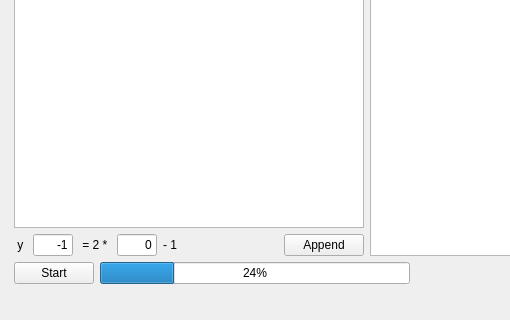
Qt form python_src/30_tensor_flow_ex/ex01_y_2x_1/tf_104_y_2x_1_qt.ui (openvisual/open-visual-machine-learning) before a commit; both pictures show x 0 to 510 and y 244 to 564 of the 734 by 564 pixel window.
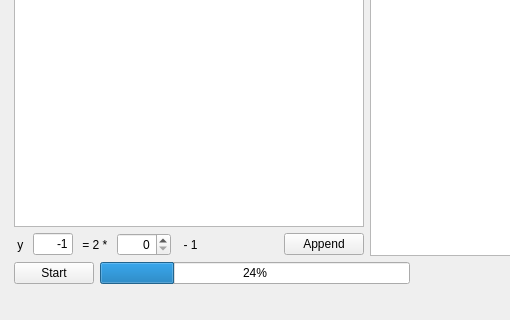
The same form after that commit.

Diff of the .ui file:
```diff
--- a/python_src/30_tensor_flow_ex/ex01_y_2x_1/tf_104_y_2x_1_qt.ui
+++ b/python_src/30_tensor_flow_ex/ex01_y_2x_1/tf_104_y_2x_1_qt.ui
@@ -85,28 +85,19 @@
              </widget>
             </item>
             <item>
-             <widget class="QLineEdit" name="x">
-              <property name="maximumSize">
-               <size>
-                <width>40</width>
-                <height>16777215</height>
-               </size>
-              </property>
-              <property name="inputMethodHints">
-               <set>Qt::ImhFormattedNumbersOnly</set>
-              </property>
-              <property name="text">
-               <string>0</string>
-              </property>
+             <widget class="QSpinBox" name="x">
               <property name="alignment">
                <set>Qt::AlignRight|Qt::AlignTrailing|Qt::AlignVCenter</set>
               </property>
+              <property name="maximum">
+               <number>1000</number>
+              </property>
              </widget>
             </item>
             <item>
              <widget class="QLabel" name="label_3">
               <property name="text">
-               <string>- 1</string>
+               <string>  - 1  </string>
               </property>
              </widget>
             </item>
```
